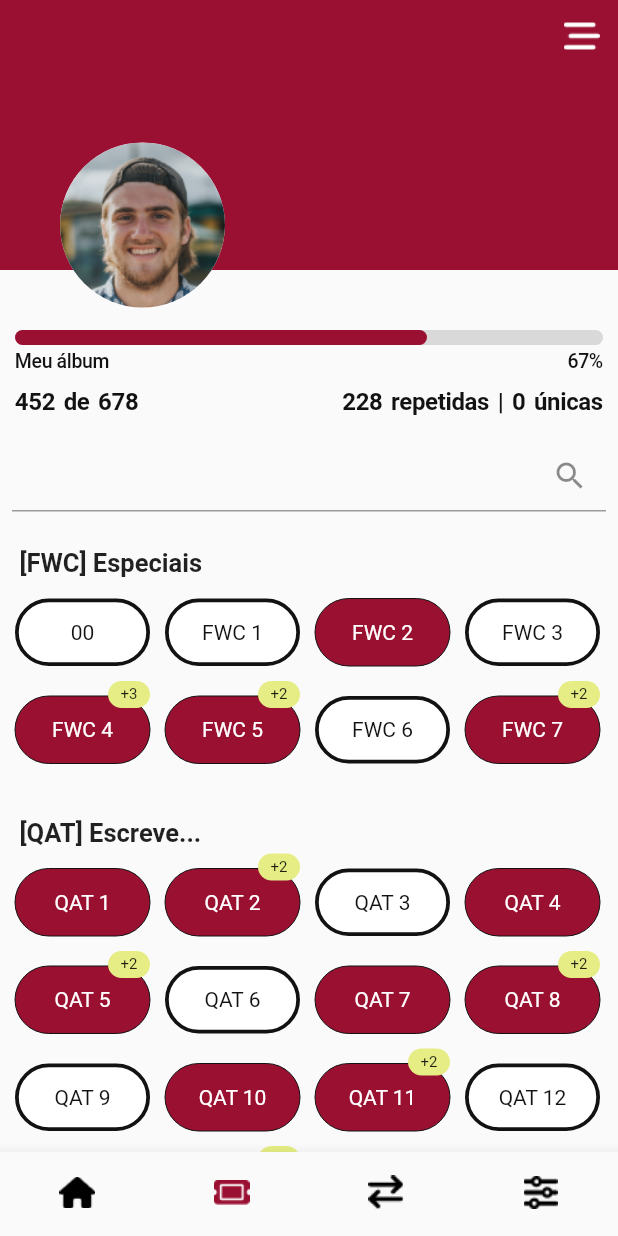
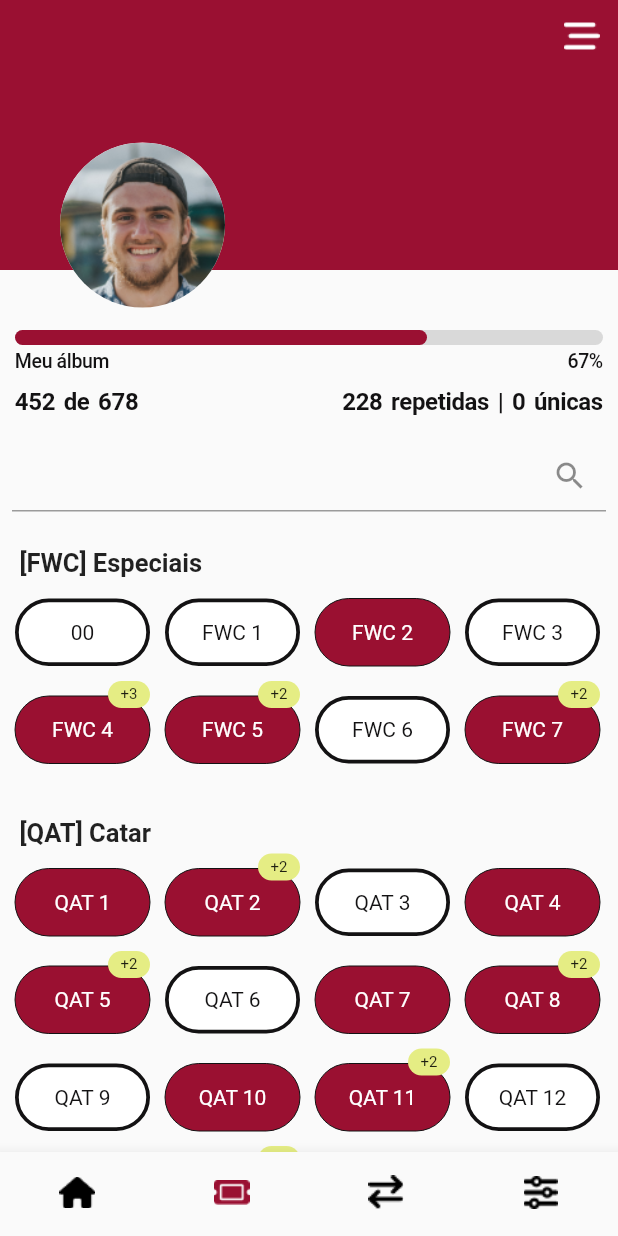
Before and after one commit to nataly-enne/sticker-swap, a Flutter app: the screen it shows after launch, item 2 of the bottom bar chosen, on a phone screen of 412 x 824 dp. Run offline on Flutter 3.47's test engine with Material 2 defaults, Android fonts, the phone set to English and light mode, and no system bars; our stand-ins replace dio, flutter_dotenv, flutter_modular, rxdart.

Commit message:
nomeclatura de seleções group_names_utils

```diff
--- a/client/lib/src/utils/consts/group_names_utils.dart
+++ b/client/lib/src/utils/consts/group_names_utils.dart
@@ -5,38 +5,38 @@ class GroupNamesUtils{
     1 : "[FWC] Estádios",
     2 : "[FWC] Bola",
 
-    03 : "[QAT] Escreve...",
+    03 : "[QAT] Catar",
     04 : "[ECU] Equador",
-    05 : "[SEN] Escreve...",
-    06 : "[NED] Escreve...",
-    07 : "[ENG] Escreve...",
-    08 : "[IRN] Escreve...",
-    09 : "[USA] Escreve...",
-    10 : "[WAL] Escreve...",
-    11 : "[ARG] Escreve...",
-    12 : "[KSA] Escreve...",
-    13 : "[MEX] Escreve...",
-    14 : "[POL] Escreve...",
-    15 : "[FRA] Escreve...",
-    16 : "[AUS] Escreve...",
-    17 : "[DEN] Escreve...",
-    18 : "[TUN] Escreve...",
-    19 : "[ESP] Escreve...",
-    20 : "[CRC] Escreve...",
-    21 : "[GER] Escreve...",
-    22 : "[JPN] Escreve...",
-    23 : "[BEL] Escreve...",
-    24 : "[CAN] Escreve...",
-    25 : "[MAR] Escreve...",
-    26 : "[CRO] Escreve...",
+    05 : "[SEN] Senegal",
+    06 : "[NED] Holanda",
+    07 : "[ENG] Inglaterra",
+    08 : "[IRN] Irã",
+    09 : "[USA] Estados Unidos",
+    10 : "[WAL] País de Gales",
+    11 : "[ARG] Argentina",
+    12 : "[KSA] Arábia Saudita",
+    13 : "[MEX] Mexico",
+    14 : "[POL] Polônia",
+    15 : "[FRA] França",
+    16 : "[AUS] Austrália",
+    17 : "[DEN] Dinamarca",
+    18 : "[TUN] Tunísia",
+    19 : "[ESP] Espanha",
+    20 : "[CRC] Costa Rica",
+    21 : "[GER] Alemanha",
+    22 : "[JPN] Japão",
+    23 : "[BEL] Bélgica",
+    24 : "[CAN] Canadá",
+    25 : "[MAR] Marrocos",
+    26 : "[CRO] Croácia",
     27 : "[BRA] Brasil",
-    28 : "[SRB] Escreve...",
-    29 : "[SUI] Escreve...",
-    30 : "[CMR] Brasil",
-    31 : "[POR] Escreve...",
-    32 : "[GHA] Escreve...",
-    33 : "[URU] Escreve...",
-    34 : "[KOR] Escreve...",
+    28 : "[SRB] Sérvia",
+    29 : "[SUI] Suíça",
+    30 : "[CMR] Camarões",
+    31 : "[POR] Portugal",
+    32 : "[GHA] Gana",
+    33 : "[URU] Uruguai",
+    34 : "[KOR] Coreia do Sul",
   };
 
 
```
